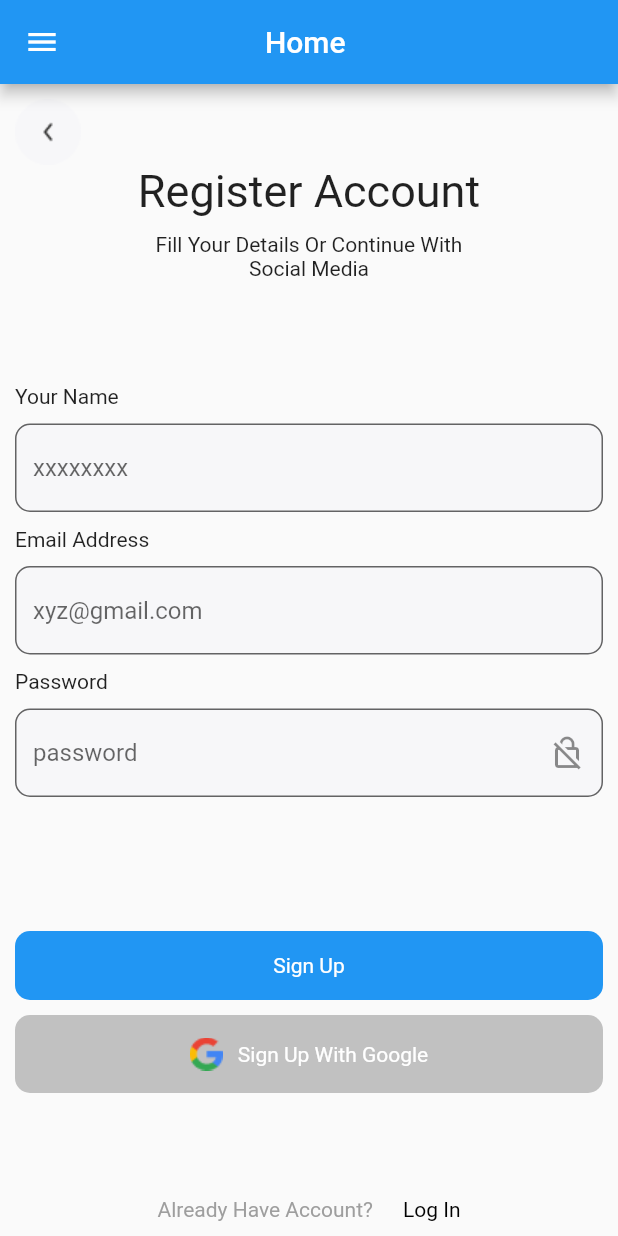
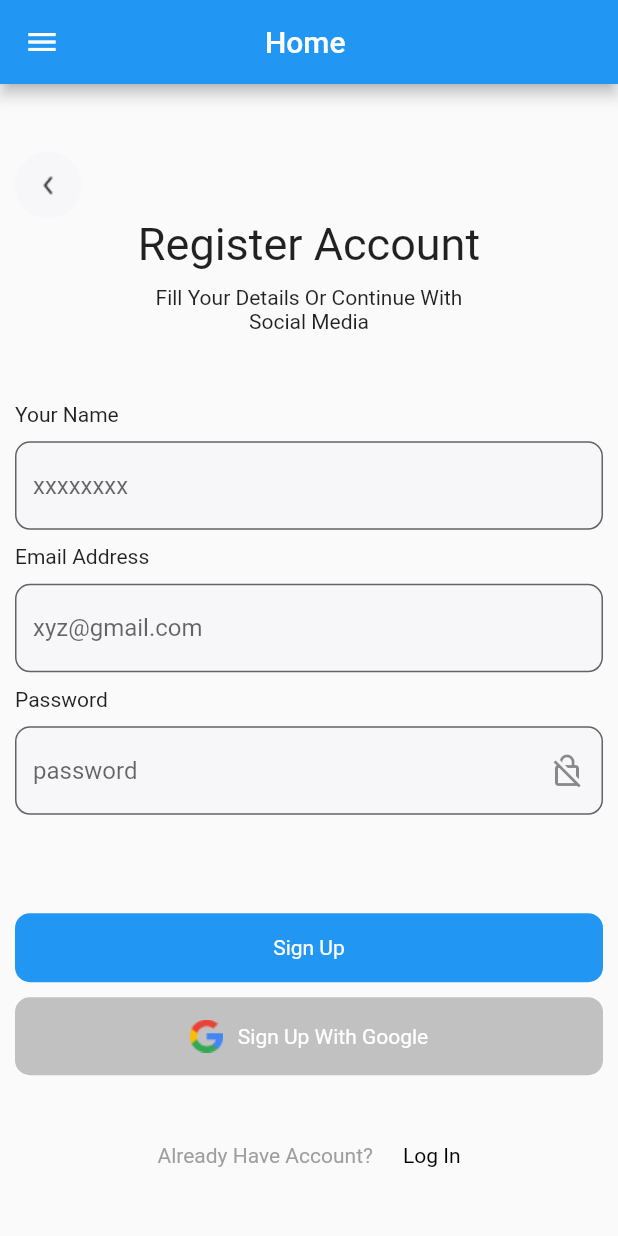
Before and after one commit to Akinyeleib/nike-sneakers-store-app-old, a Flutter app: the screen it shows after launch, on a phone screen of 412 x 824 dp. Run offline on Flutter 3.47's test engine with Material 2 defaults, Android fonts, the light colour scheme and no system bars.

Commit message:
sweet refactor

```diff
--- a/lib/home.dart
+++ b/lib/home.dart
@@ -12,9 +12,9 @@ class HomePage extends StatefulWidget {
 }
 
 class _HomePageState extends State<HomePage> {
-  TextEditingController _nameContoller = TextEditingController();
-  TextEditingController _emailContoller = TextEditingController();
-  TextEditingController _passwordContoller = TextEditingController();
+  final TextEditingController _nameContoller = TextEditingController();
+  final TextEditingController _emailContoller = TextEditingController();
+  final TextEditingController _passwordContoller = TextEditingController();
 
   @override
   Widget build(BuildContext context) {
@@ -37,7 +37,7 @@ class _HomePageState extends State<HomePage> {
             horizontal: 10,
           ),
           child: Column(
-            mainAxisAlignment: MainAxisAlignment.spaceBetween,
+            mainAxisAlignment: MainAxisAlignment.spaceEvenly,
             children: [
               Column(
                 children: [
```
